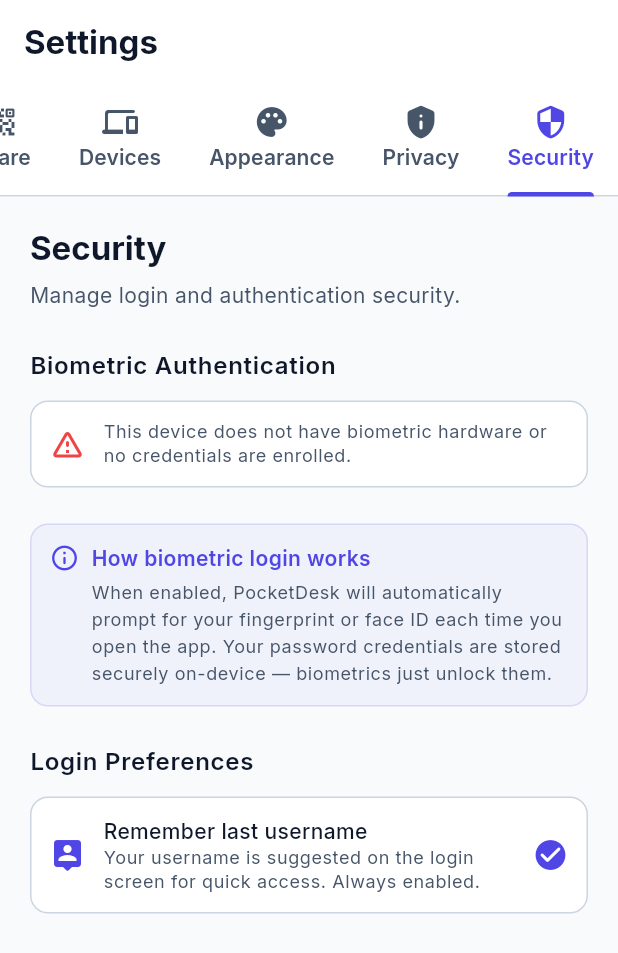
After one commit to Aaryanbanskota/Pocket-Desk, a Flutter app: the SettingsPage screen opened by its route, tab 5 chosen, on a phone screen of 412 x 824 dp. The commit adds this screen. Shown: the top 953 px of the screen. Run offline on Flutter 3.47's test engine with Material 3 defaults, Android fonts, the phone set to English and light mode, and no system bars; our stand-ins replace flutter_local_notifications, flutter_riverpod, flutter_secure_storage, geolocator, go_router, google_fonts and 6 more; missing offline and left inert: cryptography, mobile_scanner; accounts and stored records are empty; generated files the repository leaves out were written again.

Commit message:
feat: biometric login toggle in Settings + remember last username on login
- SecureAuthStorage: add lastUsername and biometricEnabled keys
- AuthRepository: save lastUsername on login, expose getBiometricEnabled/saveBiometricEnabled/getLastUsername
- AuthNotifier: expose setBiometricEnabled, getBiometricEnabled, getLastUsername
- LoginPage: auto-fill last username, show chip suggestion, auto-trigger biometric on launch when enabled
- SecuritySettingsWidget (new): biometric toggle with animated tile, persisted via secure storage
- SettingsPage: add 5th 'Security' tab with lock icon

```diff
--- a/lib/features/auth/data/repositories/auth_repository.dart
+++ b/lib/features/auth/data/repositories/auth_repository.dart
@@ -119,6 +119,7 @@ class AuthRepository {
       });
 
       await _secureStorage.saveActiveUserId(user.id);
+      await _secureStorage.saveLastUsername(user.username);
       AppLogger.i('User logged in: ${user.username}', tag: 'AuthRepository');
       return (user: user, error: null);
     } catch (e, st) {
@@ -152,8 +153,24 @@ class AuthRepository {
 
   Future<void> logout() async {
     await _secureStorage.clearActiveUserId();
+    // Note: we intentionally keep lastUsername so the login page can still
+    // suggest the username after logout.
     AppLogger.i('User logged out', tag: 'AuthRepository');
   }
+
+  // --------------------------------------------------------------------------
+  // Last username
+  // --------------------------------------------------------------------------
+
+  Future<String?> getLastUsername() => _secureStorage.getLastUsername();
+
+  // --------------------------------------------------------------------------
+  // Biometric preference
+  // --------------------------------------------------------------------------
+
+  Future<bool> getBiometricEnabled() => _secureStorage.getBiometricEnabled();
+  Future<void> saveBiometricEnabled(bool enabled) =>
+      _secureStorage.saveBiometricEnabled(enabled);
 
   // --------------------------------------------------------------------------
   // Profile update
--- a/lib/features/auth/data/services/secure_auth_storage.dart
+++ b/lib/features/auth/data/services/secure_auth_storage.dart
@@ -7,6 +7,8 @@ import '../../../../core/logging/app_logger.dart';
 abstract final class _Keys {
   static const activeUserId = 'pocket_desk_active_user_id';
   static const sessionToken = 'pocket_desk_session_token';
+  static const lastUsername = 'pocket_desk_last_username';
+  static const biometricEnabled = 'pocket_desk_biometric_enabled';
 }
 
 final bool _isTest = Platform.environment.containsKey('FLUTTER_TEST');
@@ -103,6 +105,73 @@ class SecureAuthStorage {
   }
 
   // --------------------------------------------------------------------------
+  // Last username (non-sensitive — pre-fill login field)
+  // --------------------------------------------------------------------------
+
+  Future<void> saveLastUsername(String username) async {
+    try {
+      final Future<void> writeFuture = _storage.write(
+        key: _Keys.lastUsername,
+        value: username,
+      );
+      await (_isTest ? writeFuture : writeFuture.timeout(const Duration(seconds: 1)));
+    } catch (e, st) {
+      AppLogger.e('Failed to save last username',
+          tag: 'SecureAuthStorage', error: e, st: st);
+    }
+  }
+
+  Future<String?> getLastUsername() async {
+    try {
+      final Future<String?> readFuture = _storage.read(key: _Keys.lastUsername);
+      return await (_isTest ? readFuture : readFuture.timeout(const Duration(seconds: 1)));
+    } catch (e, st) {
+      AppLogger.e('Failed to read last username',
+          tag: 'SecureAuthStorage', error: e, st: st);
+      return null;
+    }
+  }
+
+  Future<void> clearLastUsername() async {
+    try {
+      final Future<void> deleteFuture = _storage.delete(key: _Keys.lastUsername);
+      await (_isTest ? deleteFuture : deleteFuture.timeout(const Duration(seconds: 1)));
+    } catch (e, st) {
+      AppLogger.e('Failed to delete last username',
+          tag: 'SecureAuthStorage', error: e, st: st);
+    }
+  }
+
+  // --------------------------------------------------------------------------
+  // Biometric enabled preference
+  // --------------------------------------------------------------------------
+
+  Future<void> saveBiometricEnabled(bool enabled) async {
+    try {
+      final Future<void> writeFuture = _storage.write(
+        key: _Keys.biometricEnabled,
+        value: enabled ? '1' : '0',
+      );
+      await (_isTest ? writeFuture : writeFuture.timeout(const Duration(seconds: 1)));
+    } catch (e, st) {
+      AppLogger.e('Failed to save biometric preference',
+          tag: 'SecureAuthStorage', error: e, st: st);
+    }
+  }
+
+  Future<bool> getBiometricEnabled() async {
+    try {
+      final Future<String?> readFuture = _storage.read(key: _Keys.biometricEnabled);
+      final value = await (_isTest ? readFuture : readFuture.timeout(const Duration(seconds: 1)));
+      return value == '1';
+    } catch (e, st) {
+      AppLogger.e('Failed to read biometric preference',
+          tag: 'SecureAuthStorage', error: e, st: st);
+      return false;
+    }
+  }
+
+  // --------------------------------------------------------------------------
   // Clear all (logout / factory reset)
   // --------------------------------------------------------------------------
 
--- a/lib/features/settings/presentation/pages/settings_page.dart
+++ b/lib/features/settings/presentation/pages/settings_page.dart
@@ -4,6 +4,7 @@ import '../widgets/qr_data_share_widget.dart';
 import '../widgets/device_settings_widget.dart';
 import '../widgets/privacy_settings_widget.dart';
 import '../widgets/appearance_settings_widget.dart';
+import '../widgets/security_settings_widget.dart';
 
 class SettingsPage extends ConsumerStatefulWidget {
   const SettingsPage({super.key});
@@ -19,7 +20,7 @@ class _SettingsPageState extends ConsumerState<SettingsPage>
   @override
   void initState() {
     super.initState();
-    _tabController = TabController(length: 4, vsync: this);
+    _tabController = TabController(length: 5, vsync: this);
   }
 
   @override
@@ -44,7 +45,8 @@ class _SettingsPageState extends ConsumerState<SettingsPage>
         elevation: 0,
         bottom: TabBar(
           controller: _tabController,
-          isScrollable: false,
+          isScrollable: true,
+          tabAlignment: TabAlignment.start,
           labelColor: colorScheme.primary,
           unselectedLabelColor: colorScheme.onSurfaceVariant,
           indicatorColor: colorScheme.primary,
@@ -66,6 +68,10 @@ class _SettingsPageState extends ConsumerState<SettingsPage>
               icon: Icon(Icons.privacy_tip_rounded),
               text: 'Privacy',
             ),
+            Tab(
+              icon: Icon(Icons.security_rounded),
+              text: 'Security',
+            ),
           ],
         ),
       ),
@@ -76,6 +82,7 @@ class _SettingsPageState extends ConsumerState<SettingsPage>
           DeviceSettingsWidget(),
           AppearanceSettingsWidget(),
           PrivacySettingsWidget(),
+          SecuritySettingsWidget(),
         ],
       ),
     );
--- /dev/null
+++ b/lib/features/settings/presentation/widgets/security_settings_widget.dart
@@ -0,0 +1,381 @@
+import 'package:flutter/material.dart';
+import 'package:flutter_riverpod/flutter_riverpod.dart';
+
+import '../../../../core/theme/app_spacing.dart';
+import '../../../auth/data/services/biometric_service.dart';
+import '../../../auth/presentation/providers/auth_notifier.dart';
+
+/// Provider that exposes whether biometric hardware is available on this device.
+final _biometricAvailableProvider = FutureProvider<bool>((ref) async {
+  return BiometricService().isBiometricAvailable();
+});
+
+class SecuritySettingsWidget extends ConsumerStatefulWidget {
+  const SecuritySettingsWidget({super.key});
+
+  @override
+  ConsumerState<SecuritySettingsWidget> createState() =>
+      _SecuritySettingsWidgetState();
+}
+
+class _SecuritySettingsWidgetState
+    extends ConsumerState<SecuritySettingsWidget> {
+  bool? _biometricEnabled; // null = loading
+
+  @override
+  void initState() {
+    super.initState();
+    _loadBiometricEnabled();
+  }
+
+  Future<void> _loadBiometricEnabled() async {
+    final enabled =
+        await ref.read(authNotifierProvider.notifier).getBiometricEnabled();
+    if (mounted) setState(() => _biometricEnabled = enabled);
+  }
+
+  Future<void> _toggleBiometric(bool value) async {
+    // Optimistic update
+    setState(() => _biometricEnabled = value);
+    await ref.read(authNotifierProvider.notifier).setBiometricEnabled(value);
+    if (mounted) {
+      ScaffoldMessenger.of(context).showSnackBar(
+        SnackBar(
+          content: Text(
+            value
+                ? 'Biometric login enabled. You\'ll be prompted on next launch.'
+                : 'Biometric login disabled.',
+          ),
+          behavior: SnackBarBehavior.floating,
+          margin: const EdgeInsets.all(AppSpacing.md),
+          shape: RoundedRectangleBorder(
+            borderRadius: BorderRadius.circular(AppSpacing.radiusMd),
+          ),
+        ),
+      );
+    }
+  }
+
+  @override
+  Widget build(BuildContext context) {
+    final theme = Theme.of(context);
+    final colorScheme = theme.colorScheme;
+    final biometricAvailable = ref.watch(_biometricAvailableProvider);
+
+    return SafeArea(
+      child: SingleChildScrollView(
+        padding: const EdgeInsets.all(AppSpacing.lg),
+        child: Column(
+          crossAxisAlignment: CrossAxisAlignment.start,
+          children: [
+            Text(
+              'Security',
+              style: theme.textTheme.titleLarge?.copyWith(
+                fontWeight: FontWeight.w700,
+              ),
+            ),
+            const SizedBox(height: AppSpacing.sm),
+            Text(
+              'Manage login and authentication security.',
+              style: theme.textTheme.bodyMedium?.copyWith(
+                color: colorScheme.onSurfaceVariant,
+              ),
+            ),
+            const SizedBox(height: AppSpacing.xl),
+
+            // ── Biometric section ────────────────────────────────────────────
+            Text(
+              'Biometric Authentication',
+              style: theme.textTheme.bodyLarge?.copyWith(
+                fontWeight: FontWeight.w600,
+              ),
+            ),
+            const SizedBox(height: AppSpacing.md),
+
+            biometricAvailable.when(
+              loading: () => const _BiometricLoadingTile(),
+              error: (_, __) => _BiometricUnavailableTile(
+                theme: theme,
+                colorScheme: colorScheme,
+                reason: 'Could not check biometric availability.',
+              ),
+              data: (available) {
+                if (!available) {
+                  return _BiometricUnavailableTile(
+                    theme: theme,
+                    colorScheme: colorScheme,
+                    reason:
+                        'This device does not have biometric hardware or no '
+                        'credentials are enrolled.',
+                  );
+                }
+                return _BiometricToggleTile(
+                  theme: theme,
+                  colorScheme: colorScheme,
+                  enabled: _biometricEnabled ?? false,
+                  loading: _biometricEnabled == null,
+                  onToggle: _toggleBiometric,
+                );
+              },
+            ),
+
+            const SizedBox(height: AppSpacing.xl),
+
+            // ── How it works card ────────────────────────────────────────────
+            Container(
+              decoration: BoxDecoration(
+                color: colorScheme.primary.withAlpha(12),
+                borderRadius: BorderRadius.circular(AppSpacing.radiusMd),
+                border: Border.all(
+                  color: colorScheme.primary.withAlpha(40),
+                ),
+              ),
+              padding: const EdgeInsets.all(AppSpacing.md),
+              child: Row(
+                crossAxisAlignment: CrossAxisAlignment.start,
+                children: [
+                  Icon(
+                    Icons.info_outline_rounded,
+                    color: colorScheme.primary,
+                    size: 20,
+                  ),
+                  const SizedBox(width: AppSpacing.sm),
+                  Expanded(
+                    child: Column(
+                      crossAxisAlignment: CrossAxisAlignment.start,
+                      children: [
+                        Text(
+                          'How biometric login works',
+                          style: theme.textTheme.bodyMedium?.copyWith(
+                            fontWeight: FontWeight.w600,
+                            color: colorScheme.primary,
+                          ),
+                        ),
+                        const SizedBox(height: AppSpacing.xs),
+                        Text(
+                          'When enabled, PocketDesk will automatically prompt '
+                          'for your fingerprint or face ID each time you open '
+                          'the app. Your password credentials are stored '
+                          'securely on-device — biometrics just unlock them.',
+                          style: theme.textTheme.bodySmall?.copyWith(
+                            color: colorScheme.onSurfaceVariant,
+                            height: 1.5,
+                          ),
+                        ),
+                      ],
+                    ),
+                  ),
+                ],
+              ),
+            ),
+
+            const SizedBox(height: AppSpacing.xl),
+
+            // ── Login username hint ──────────────────────────────────────────
+            Text(
+              'Login Preferences',
+              style: theme.textTheme.bodyLarge?.copyWith(
+                fontWeight: FontWeight.w600,
+              ),
+            ),
+            const SizedBox(height: AppSpacing.md),
+
+            Container(
+              decoration: BoxDecoration(
+                color: colorScheme.surfaceContainerLow,
+                borderRadius: BorderRadius.circular(AppSpacing.radiusMd),
+                border: Border.all(color: colorScheme.outlineVariant),
+              ),
+              padding: const EdgeInsets.symmetric(
+                horizontal: AppSpacing.md,
+                vertical: AppSpacing.md,
+              ),
+              child: Row(
+                children: [
+                  Icon(
+                    Icons.person_pin_rounded,
+                    color: colorScheme.primary,
+                  ),
+                  const SizedBox(width: AppSpacing.md),
+                  Expanded(
+                    child: Column(
+                      crossAxisAlignment: CrossAxisAlignment.start,
+                      children: [
+                        Text(
+                          'Remember last username',
+                          style: theme.textTheme.bodyMedium?.copyWith(
+                            fontWeight: FontWeight.w500,
+                          ),
+                        ),
+                        Text(
+                          'Your username is suggested on the login screen for '
+                          'quick access. Always enabled.',
+                          style: theme.textTheme.bodySmall?.copyWith(
+                            color: colorScheme.onSurfaceVariant,
+                          ),
+                        ),
+                      ],
+                    ),
+                  ),
+                  Icon(
+                    Icons.check_circle_rounded,
+                    color: colorScheme.primary,
+                  ),
+                ],
+              ),
+            ),
+          ],
+        ),
+      ),
+    );
+  }
+}
+
+// ---------------------------------------------------------------------------
+// Helper tiles
+// ---------------------------------------------------------------------------
+
+class _BiometricToggleTile extends StatelessWidget {
+  const _BiometricToggleTile({
+    required this.theme,
+    required this.colorScheme,
+    required this.enabled,
+    required this.loading,
+    required this.onToggle,
+  });
+
+  final ThemeData theme;
+  final ColorScheme colorScheme;
+  final bool enabled;
+  final bool loading;
+  final ValueChanged<bool> onToggle;
+
+  @override
+  Widget build(BuildContext context) {
+    return AnimatedContainer(
+      duration: const Duration(milliseconds: 300),
+      decoration: BoxDecoration(
+        color: enabled
+            ? colorScheme.primary.withAlpha(12)
+            : colorScheme.surfaceContainerLow,
+        borderRadius: BorderRadius.circular(AppSpacing.radiusMd),
+        border: Border.all(
+          color: enabled
+              ? colorScheme.primary.withAlpha(80)
+              : colorScheme.outlineVariant,
+        ),
+      ),
+      padding: const EdgeInsets.symmetric(
+        horizontal: AppSpacing.md,
+        vertical: AppSpacing.md,
+      ),
+      child: Row(
+        children: [
+          AnimatedSwitcher(
+            duration: const Duration(milliseconds: 250),
+            child: Icon(
+              enabled
+                  ? Icons.fingerprint_rounded
+                  : Icons.fingerprint_rounded,
+              key: ValueKey(enabled),
+              color: enabled ? colorScheme.primary : colorScheme.onSurfaceVariant,
+              size: 28,
+            ),
+          ),
+          const SizedBox(width: AppSpacing.md),
+          Expanded(
+            child: Column(
+              crossAxisAlignment: CrossAxisAlignment.start,
+              children: [
+                Text(
+                  'Biometric Login',
+                  style: theme.textTheme.bodyMedium?.copyWith(
+                    fontWeight: FontWeight.w600,
+                    color: enabled
+                        ? colorScheme.primary
+                        : colorScheme.onSurface,
+                  ),
+                ),
+                Text(
+                  enabled
+                      ? 'Tap fingerprint or face ID to sign in'
+                      : 'Enable to skip password on launch',
+                  style: theme.textTheme.bodySmall?.copyWith(
+                    color: colorScheme.onSurfaceVariant,
+                  ),
+                ),
+              ],
+            ),
+          ),
+          loading
+              ? const SizedBox(
+                  width: 24,
+                  height: 24,
+                  child: CircularProgressIndicator(strokeWidth: 2),
+                )
+              : Switch(
+                  value: enabled,
+                  onChanged: onToggle,
+                  thumbIcon: WidgetStateProperty.resolveWith((states) {
+                    if (states.contains(WidgetState.selected)) {
+                      return const Icon(Icons.check_rounded, size: 16);
+                    }
+                    return null;
+                  }),
+                ),
+        ],
+      ),
+    );
+  }
+}
+
+class _BiometricUnavailableTile extends StatelessWidget {
+  const _BiometricUnavailableTile({
+    required this.theme,
+    required this.colorScheme,
+    required this.reason,
+  });
+
+  final ThemeData theme;
+  final ColorScheme colorScheme;
+  final String reason;
+
+  @override
+  Widget build(BuildContext context) {
+    return Container(
+      decoration: BoxDecoration(
+        color: colorScheme.surfaceContainerLow,
+        borderRadius: BorderRadius.circular(AppSpacing.radiusMd),
+        border: Border.all(color: colorScheme.outlineVariant),
+      ),
+      padding: const EdgeInsets.all(AppSpacing.md),
+      child: Row(
+        children: [
+          Icon(Icons.warning_amber_rounded,
+              color: colorScheme.error, size: 24),
+          const SizedBox(width: AppSpacing.md),
+          Expanded(
+            child: Text(
+              reason,
+              style: theme.textTheme.bodySmall?.copyWith(
+                color: colorScheme.onSurfaceVariant,
+              ),
+            ),
+          ),
+        ],
+      ),
+    );
+  }
+}
+
+class _BiometricLoadingTile extends StatelessWidget {
+  const _BiometricLoadingTile();
+
+  @override
+  Widget build(BuildContext context) {
+    return const SizedBox(
+      height: 56,
+      child: Center(child: CircularProgressIndicator(strokeWidth: 2)),
+    );
+  }
+}
```
Also changed, not shown: lib/features/auth/presentation/pages/login_page.dart (+69 -5 lines), lib/features/auth/presentation/providers/auth_notifier.dart (+22 -0 lines).
